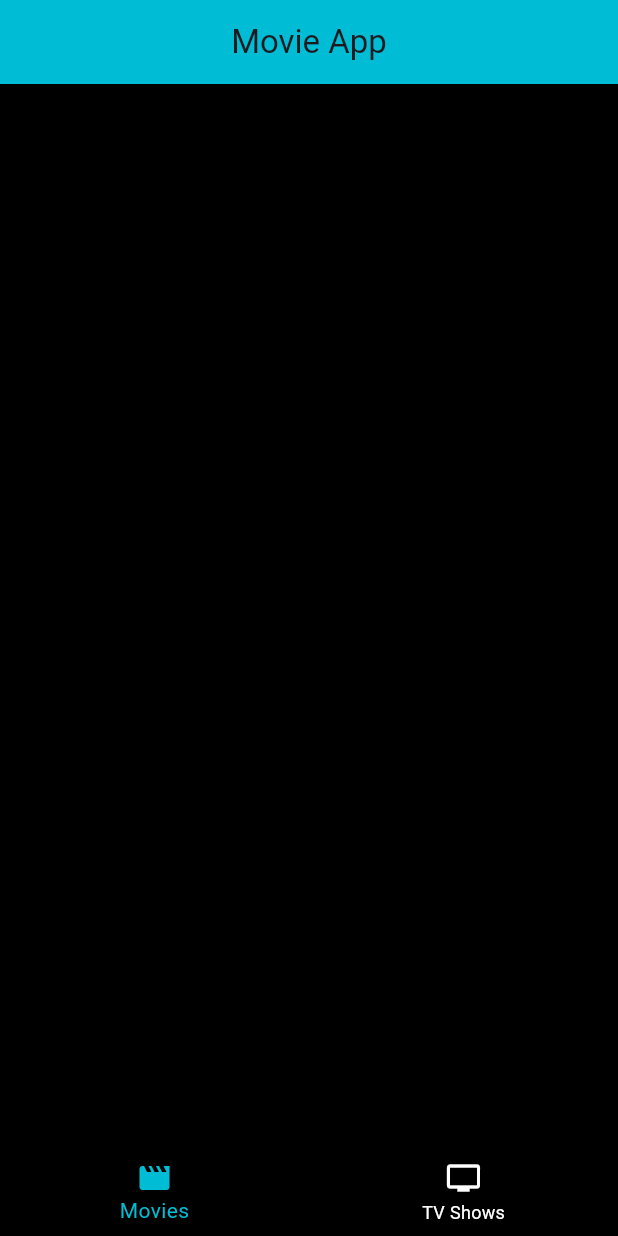
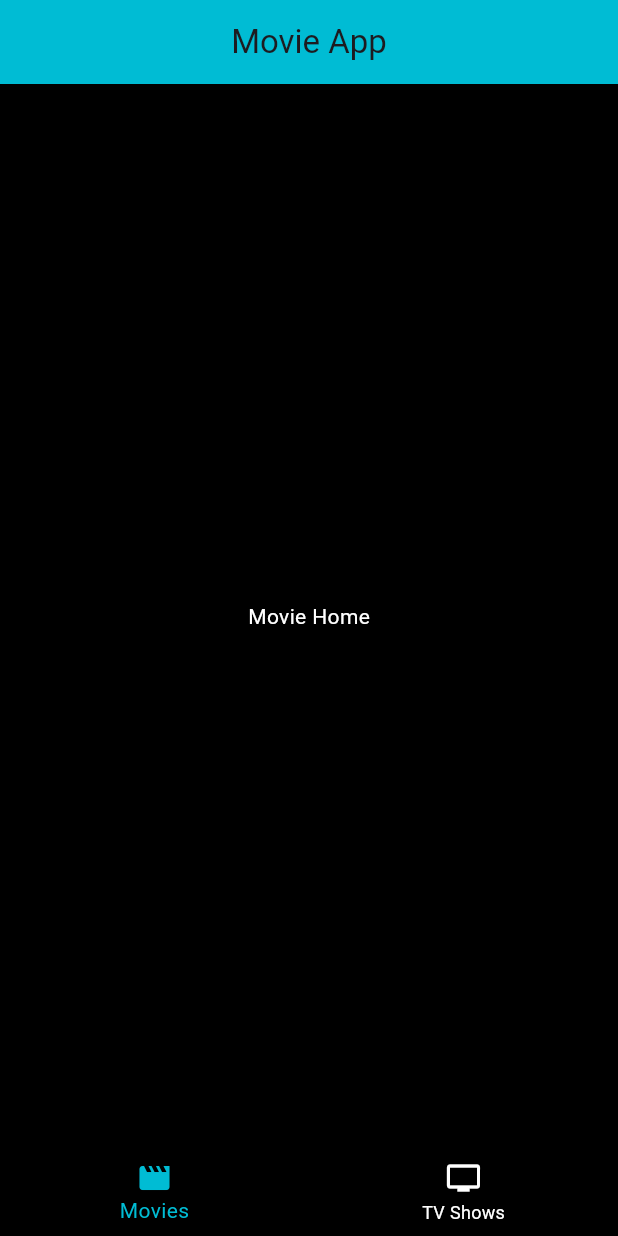
Before and after one commit to Wazid-Hossain/movie_tmdb_api, a Flutter app: the screen it shows after launch, on a phone screen of 412 x 824 dp. Run offline on Flutter 3.47's test engine with Material 3 defaults, Android fonts, the phone set to English and light mode, and no system bars.

Commit message:
movie button and tv button worked

```diff
--- /dev/null
+++ b/lib/UI/movie/movie_home.dart
@@ -0,0 +1,21 @@
+import 'package:flutter/material.dart';
+
+class Movie_Home extends StatefulWidget {
+  const Movie_Home({super.key});
+
+  @override
+  State<Movie_Home> createState() => _Movie_HomeState();
+}
+
+class _Movie_HomeState extends State<Movie_Home> {
+  @override
+  Widget build(BuildContext context) {
+    return Container(
+        child: Center(
+      child: Text(
+        "Movie Home",
+        style: TextStyle(color: Colors.white),
+      ),
+    ));
+  }
+}
--- a/lib/home.dart
+++ b/lib/home.dart
@@ -1,4 +1,6 @@
 import 'package:flutter/material.dart';
+import 'package:movie_tmdb_api/UI/movie/movie_home.dart';
+import 'package:movie_tmdb_api/UI/tv/tv_home.dart';
 
 class Home_page extends StatefulWidget {
   const Home_page({super.key});
@@ -10,6 +12,15 @@ class Home_page extends StatefulWidget {
 class _Home_pageState extends State<Home_page> {
   int _selectedIndex = 0;
 
+// for movie and tv page set changes
+  Widget getView() {
+    if (_selectedIndex == 0) {
+      return Movie_Home();
+    } else {
+      return TvHome();
+    }
+  }
+
   @override
   Widget build(BuildContext context) {
     return Scaffold(
@@ -19,7 +30,7 @@ class _Home_pageState extends State<Home_page> {
         backgroundColor: Colors.cyan,
         centerTitle: true,
       ),
-      body: Container(),
+      body: getView(),
       //Bottom Navigation Bar for switching between Movies and TV Shows.
       bottomNavigationBar: BottomNavigationBar(
         currentIndex: _selectedIndex,
```
Also changed, not shown: lib/UI/tv/tv_home.dart (added, +22 -0 lines).
